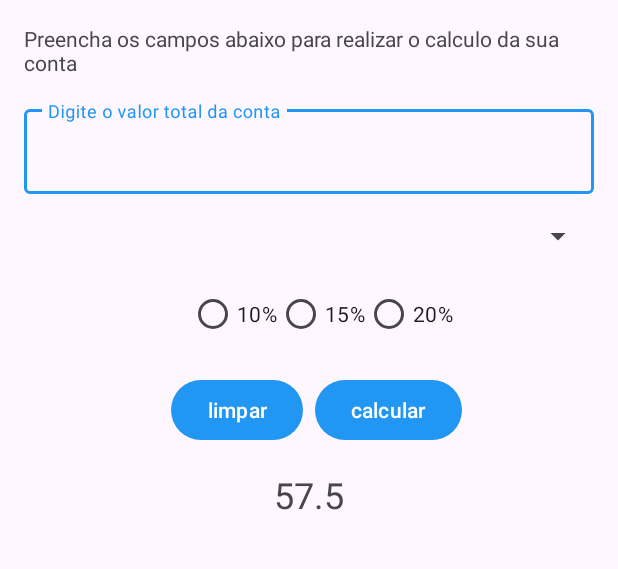
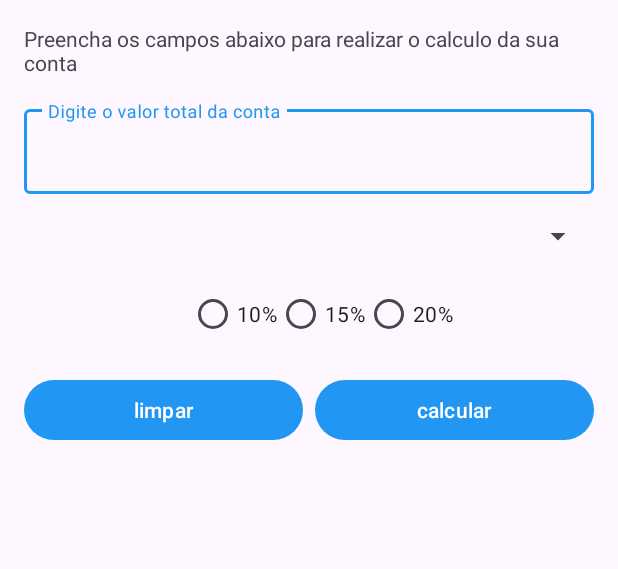
Before and after one commit to robsonjso/kuwanas, an Android app: the layout activity_main.xml on its own in the app's theme, with its tools: preview values and no code run, on a phone screen of 412 x 824 dp, the part 89-658 px from its top. Run offline under Robolectric (Android 15) with nearby library versions, the phone set to English and light mode, and no system bars.

Commit message:
melhorando meus codigos

```diff
--- a/app/src/main/java/com/example/kuwana/ResumoActivity.kt
+++ b/app/src/main/java/com/example/kuwana/ResumoActivity.kt
@@ -12,5 +12,7 @@ class ResumoActivity : AppCompatActivity() {
         enableEdgeToEdge()
         setContentView(R.layout.activity_resumo)
 
+        val totalTable = intent
+
     }
 }
--- a/app/src/main/res/layout/activity_main.xml
+++ b/app/src/main/res/layout/activity_main.xml
@@ -98,7 +98,7 @@
         android:layout_marginEnd="4dp"
         android:text="limpar"
         app:layout_constraintEnd_toStartOf="@+id/vertical_guideline"
-        app:layout_constraintStart_toStartOf="@+id/til_number_of_people"
+        app:layout_constraintStart_toStartOf="@+id/spinner_number_of_people"
         app:layout_constraintTop_toBottomOf="@+id/rg_percentage" />
 
     <androidx.constraintlayout.widget.Guideline
@@ -115,21 +115,8 @@
         android:layout_marginStart="4dp"
         android:layout_marginTop="16dp"
         android:text="calcular"
-        app:layout_constraintEnd_toEndOf="@+id/til_number_of_people"
+        app:layout_constraintEnd_toEndOf="@+id/spinner_number_of_people"
         app:layout_constraintStart_toEndOf="@+id/vertical_guideline"
         app:layout_constraintTop_toBottomOf="@+id/rg_percentage" />
 
-    <TextView
-        android:id="@+id/tv_result"
-        android:layout_width="wrap_content"
-        android:layout_height="wrap_content"
-        android:layout_marginTop="16dp"
-        tools:text="57.5"
-        android:textSize="24sp"
-        app:layout_constraintEnd_toEndOf="parent"
-        app:layout_constraintStart_toStartOf="parent"
-        app:layout_constraintTop_toBottomOf="@+id/btn_clean" />
-
-
-
 </androidx.constraintlayout.widget.ConstraintLayout>
```
Also changed, not shown: app/src/main/java/com/example/kuwana/MainActivity.kt (+16 -26 lines).
